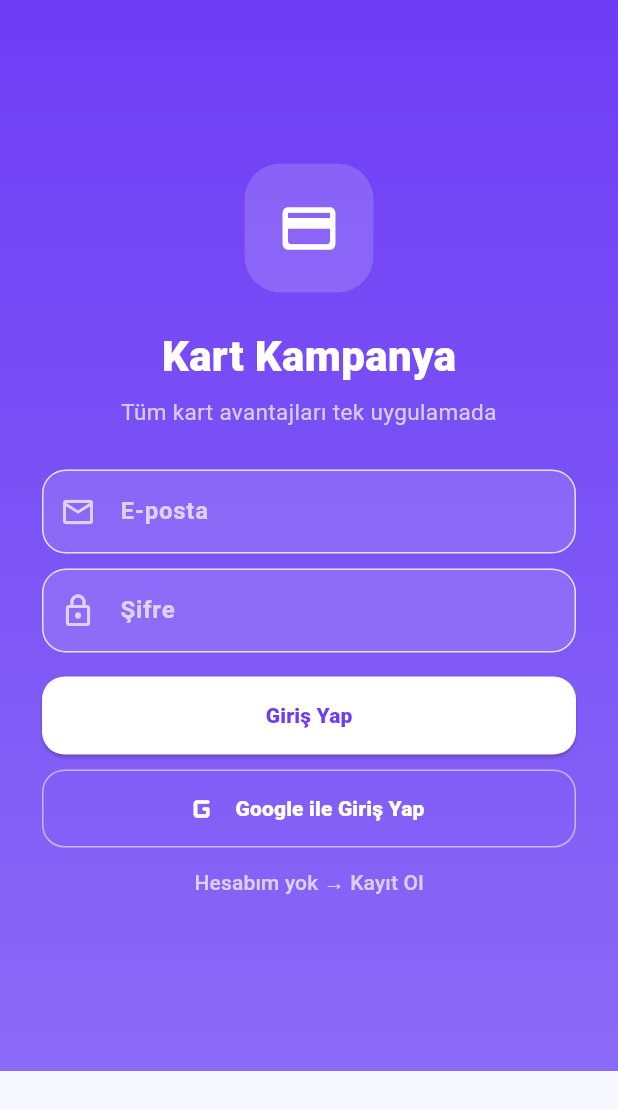
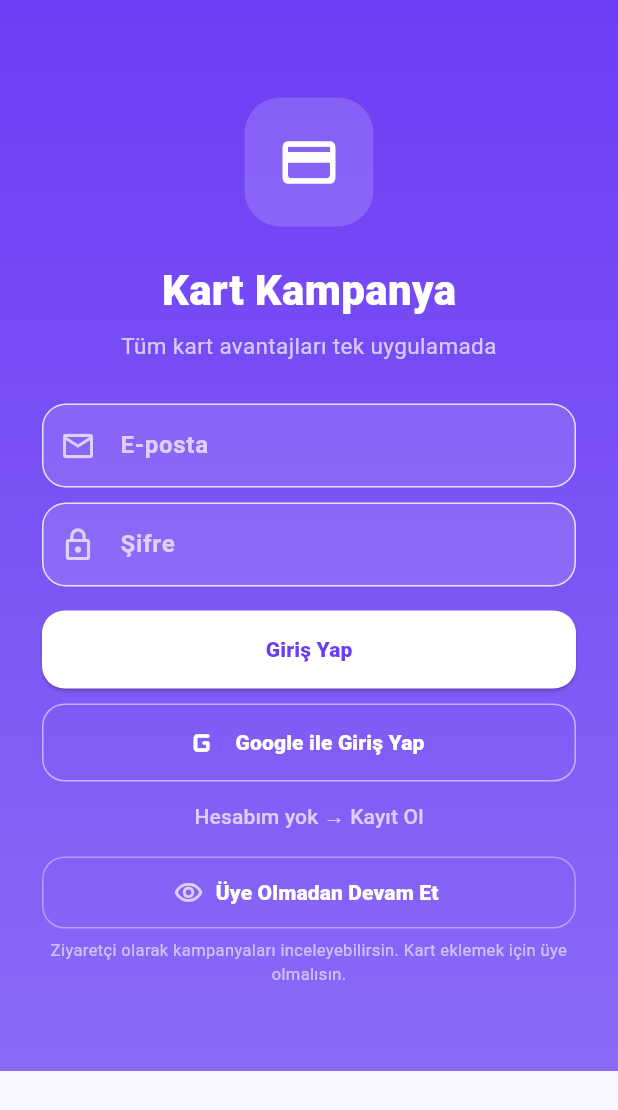
Before and after one commit to hakki37/Kartkampanya, a Flutter app: the screen it shows after launch, on a phone screen of 412 x 824 dp. Shown: the top 1110 px of the screen. Run offline on Flutter 3.47's test engine with Material 3 defaults, Android fonts, the phone set to English and light mode, and no system bars; our stand-ins replace supabase_flutter; missing offline and left inert: android_intent_plus; accounts and stored records are empty.

Commit message:
feat: add guest entry option

```diff
--- a/lib/pages/login_page.dart
+++ b/lib/pages/login_page.dart
@@ -1,38 +1,87 @@
 import 'package:flutter/material.dart';
 import 'package:supabase_flutter/supabase_flutter.dart';
 import '../services/auth_service.dart';
+import '../services/guest_session.dart';
 
-class LoginPage extends StatefulWidget { const LoginPage({super.key}); @override State<LoginPage> createState() => _LoginPageState(); }
+class LoginPage extends StatefulWidget {
+  const LoginPage({super.key});
+
+  @override
+  State<LoginPage> createState() => _LoginPageState();
+}
+
 class _LoginPageState extends State<LoginPage> {
   final email = TextEditingController();
   final password = TextEditingController();
   bool register = false, busy = false, googleBusy = false;
   String? error;
-  @override void dispose() { email.dispose(); password.dispose(); super.dispose(); }
+
+  @override
+  void dispose() {
+    email.dispose();
+    password.dispose();
+    super.dispose();
+  }
+
   Future<void> submit() async {
-    if (email.text.trim().isEmpty || password.text.isEmpty) { setState(() => error = 'E-posta ve şifre gerekli.'); return; }
-    setState(() { busy = true; error = null; });
+    if (email.text.trim().isEmpty || password.text.isEmpty) {
+      setState(() => error = 'E-posta ve şifre gerekli.');
+      return;
+    }
+    setState(() {
+      busy = true;
+      error = null;
+    });
     try {
-      if (register) { await AuthService.instance.signUp(email.text, password.text); if (mounted) setState(() => error = 'Kayıt tamamlandı. E-postanı doğrula, sonra giriş yap.'); }
-      else { await AuthService.instance.signIn(email.text, password.text); }
-    } on AuthException catch (e) { if (mounted) setState(() => error = e.message); }
-    catch (e) { if (mounted) setState(() => error = 'İşlem başarısız: $e'); }
-    finally { if (mounted) setState(() => busy = false); }
+      if (register) {
+        await AuthService.instance.signUp(email.text, password.text);
+        if (mounted) setState(() => error = 'Kayıt tamamlandı. E-postanı doğrula, sonra giriş yap.');
+      } else {
+        await AuthService.instance.signIn(email.text, password.text);
+      }
+    } on AuthException catch (e) {
+      if (mounted) setState(() => error = e.message);
+    } catch (e) {
+      if (mounted) setState(() => error = 'İşlem başarısız: $e');
+    } finally {
+      if (mounted) setState(() => busy = false);
+    }
   }
+
   Future<void> signInWithGoogle() async {
     if (googleBusy) return;
-    setState(() { googleBusy = true; error = null; });
-    try { await AuthService.instance.signInWithGoogle(); }
-    on AuthException catch (e) { if (mounted) setState(() => error = e.message); }
-    catch (e) { if (mounted) setState(() => error = 'Google ile giriş başlatılamadı: $e'); }
-    finally { if (mounted) setState(() => googleBusy = false); }
+    setState(() {
+      googleBusy = true;
+      error = null;
+    });
+    try {
+      await AuthService.instance.signInWithGoogle();
+    } on AuthException catch (e) {
+      if (mounted) setState(() => error = e.message);
+    } catch (e) {
+      if (mounted) setState(() => error = 'Google ile giriş başlatılamadı: $e');
+    } finally {
+      if (mounted) setState(() => googleBusy = false);
+    }
   }
-  @override Widget build(BuildContext context) {
+
+  void enterAsGuest() {
+    GuestSession.enter();
+  }
+
+  @override
+  Widget build(BuildContext context) {
     const primary = Color(0xFF6D3DF5);
     return Scaffold(
       body: Container(
         width: double.infinity,
-        decoration: const BoxDecoration(gradient: LinearGradient(begin: Alignment.topCenter, end: Alignment.bottomCenter, colors: [Color(0xFF6D3DF5), Color(0xFF8B6AF7)])),
+        decoration: const BoxDecoration(
+          gradient: LinearGradient(
+            begin: Alignment.topCenter,
+            end: Alignment.bottomCenter,
+            colors: [Color(0xFF6D3DF5), Color(0xFF8B6AF7)],
+          ),
+        ),
         child: SafeArea(
           child: SingleChildScrollView(
             padding: const EdgeInsets.fromLTRB(28, 36, 28, 28),
@@ -41,14 +90,71 @@ class _LoginPageState extends State<LoginPage> {
               child: Column(
                 mainAxisAlignment: MainAxisAlignment.center,
                 children: [
-                  Container(width: 86, height: 86, decoration: BoxDecoration(color: Colors.white.withOpacity(.16), borderRadius: BorderRadius.circular(24)), child: const Icon(Icons.credit_card_rounded, color: Colors.white, size: 42)),
-                  const SizedBox(height: 22), const Text('Kart Kampanya', style: TextStyle(color: Colors.white, fontSize: 28, fontWeight: FontWeight.w900)), const SizedBox(height: 7), const Text('Tüm kart avantajları tek uygulamada', textAlign: TextAlign.center, style: TextStyle(color: Colors.white70, fontSize: 15)), const SizedBox(height: 28),
-                  _field(email, 'E-posta', Icons.email_outlined), const SizedBox(height: 10), _field(password, 'Şifre', Icons.lock_outline, obscure: true),
-                  if (error != null) ...[const SizedBox(height: 12), Text(error!, textAlign: TextAlign.center, style: const TextStyle(color: Colors.white, fontWeight: FontWeight.w700, fontSize: 12))], const SizedBox(height: 16),
-                  SizedBox(width: double.infinity, height: 52, child: ElevatedButton(onPressed: busy || googleBusy ? null : submit, style: ElevatedButton.styleFrom(backgroundColor: Colors.white, foregroundColor: primary, shape: RoundedRectangleBorder(borderRadius: BorderRadius.circular(15))), child: Text(busy ? 'Bekleyin...' : (register ? 'Kayıt Ol' : 'Giriş Yap'), style: const TextStyle(fontWeight: FontWeight.w900)))),
+                  Container(
+                    width: 86,
+                    height: 86,
+                    decoration: BoxDecoration(
+                      color: Colors.white.withOpacity(.16),
+                      borderRadius: BorderRadius.circular(24),
+                    ),
+                    child: const Icon(Icons.credit_card_rounded, color: Colors.white, size: 42),
+                  ),
+                  const SizedBox(height: 22),
+                  const Text('Kart Kampanya', style: TextStyle(color: Colors.white, fontSize: 28, fontWeight: FontWeight.w900)),
+                  const SizedBox(height: 7),
+                  const Text('Tüm kart avantajları tek uygulamada', textAlign: TextAlign.center, style: TextStyle(color: Colors.white70, fontSize: 15)),
+                  const SizedBox(height: 28),
+                  _field(email, 'E-posta', Icons.email_outlined),
                   const SizedBox(height: 10),
-                  SizedBox(width: double.infinity, height: 52, child: OutlinedButton.icon(onPressed: busy || googleBusy ? null : signInWithGoogle, icon: googleBusy ? const SizedBox(width: 18, height: 18, child: CircularProgressIndicator(strokeWidth: 2, color: Colors.white)) : const Icon(Icons.g_mobiledata_rounded, color: Colors.white, size: 28), label: Text(googleBusy ? 'Google açılıyor...' : 'Google ile Giriş Yap', style: const TextStyle(color: Colors.white, fontWeight: FontWeight.w800)), style: OutlinedButton.styleFrom(side: const BorderSide(color: Colors.white54), shape: RoundedRectangleBorder(borderRadius: BorderRadius.circular(15))))),
-                  TextButton(onPressed: busy ? null : () => setState(() { register = !register; error = null; }), child: Text(register ? 'Zaten hesabım var → Giriş Yap' : 'Hesabım yok → Kayıt Ol', style: const TextStyle(color: Colors.white70))),
+                  _field(password, 'Şifre', Icons.lock_outline, obscure: true),
+                  if (error != null) ...[
+                    const SizedBox(height: 12),
+                    Text(error!, textAlign: TextAlign.center, style: const TextStyle(color: Colors.white, fontWeight: FontWeight.w700, fontSize: 12)),
+                  ],
+                  const SizedBox(height: 16),
+                  SizedBox(
+                    width: double.infinity,
+                    height: 52,
+                    child: ElevatedButton(
+                      onPressed: busy || googleBusy ? null : submit,
+                      style: ElevatedButton.styleFrom(backgroundColor: Colors.white, foregroundColor: primary, shape: RoundedRectangleBorder(borderRadius: BorderRadius.circular(15))),
+                      child: Text(busy ? 'Bekleyin...' : (register ? 'Kayıt Ol' : 'Giriş Yap'), style: const TextStyle(fontWeight: FontWeight.w900)),
+                    ),
+                  ),
+                  const SizedBox(height: 10),
+                  SizedBox(
+                    width: double.infinity,
+                    height: 52,
+                    child: OutlinedButton.icon(
+                      onPressed: busy || googleBusy ? null : signInWithGoogle,
+                      icon: googleBusy ? const SizedBox(width: 18, height: 18, child: CircularProgressIndicator(strokeWidth: 2, color: Colors.white)) : const Icon(Icons.g_mobiledata_rounded, color: Colors.white, size: 28),
+                      label: Text(googleBusy ? 'Google açılıyor...' : 'Google ile Giriş Yap', style: const TextStyle(color: Colors.white, fontWeight: FontWeight.w800)),
+                      style: OutlinedButton.styleFrom(side: const BorderSide(color: Colors.white54), shape: RoundedRectangleBorder(borderRadius: BorderRadius.circular(15))),
+                    ),
+                  ),
+                  TextButton(
+                    onPressed: busy ? null : () => setState(() {
+                      register = !register;
+                      error = null;
+                    }),
+                    child: Text(register ? 'Zaten hesabım var → Giriş Yap' : 'Hesabım yok → Kayıt Ol', style: const TextStyle(color: Colors.white70)),
+                  ),
+                  const SizedBox(height: 2),
+                  SizedBox(
+                    width: double.infinity,
+                    height: 48,
+                    child: TextButton.icon(
+                      onPressed: busy || googleBusy ? null : enterAsGuest,
+                      icon: const Icon(Icons.visibility_outlined, color: Colors.white70, size: 20),
+                      label: const Text('Üye Olmadan Devam Et', style: TextStyle(color: Colors.white, fontWeight: FontWeight.w800)),
+                      style: TextButton.styleFrom(
+                        side: const BorderSide(color: Colors.white38),
+                        shape: RoundedRectangleBorder(borderRadius: BorderRadius.circular(15)),
+                      ),
+                    ),
+                  ),
+                  const SizedBox(height: 6),
+                  const Text('Ziyaretçi olarak kampanyaları inceleyebilirsin. Kart eklemek için üye olmalısın.', textAlign: TextAlign.center, style: TextStyle(color: Colors.white60, fontSize: 11)),
                 ],
               ),
             ),
@@ -57,5 +163,19 @@ class _LoginPageState extends State<LoginPage> {
       ),
     );
   }
-  Widget _field(TextEditingController c, String hint, IconData icon, {bool obscure = false}) => TextField(controller: c, obscureText: obscure, keyboardType: hint == 'E-posta' ? TextInputType.emailAddress : TextInputType.text, style: const TextStyle(color: Colors.white, fontWeight: FontWeight.w600), decoration: InputDecoration(hintText: hint, hintStyle: const TextStyle(color: Colors.white70), prefixIcon: Icon(icon, color: Colors.white70), filled: true, fillColor: Colors.white12, border: OutlineInputBorder(borderRadius: BorderRadius.circular(15), borderSide: BorderSide.none)));
+
+  Widget _field(TextEditingController c, String hint, IconData icon, {bool obscure = false}) => TextField(
+        controller: c,
+        obscureText: obscure,
+        keyboardType: hint == 'E-posta' ? TextInputType.emailAddress : TextInputType.text,
+        style: const TextStyle(color: Colors.white, fontWeight: FontWeight.w600),
+        decoration: InputDecoration(
+          hintText: hint,
+          hintStyle: const TextStyle(color: Colors.white70),
+          prefixIcon: Icon(icon, color: Colors.white70),
+          filled: true,
+          fillColor: Colors.white12,
+          border: OutlineInputBorder(borderRadius: BorderRadius.circular(15), borderSide: BorderSide.none),
+        ),
+      );
 }
```
